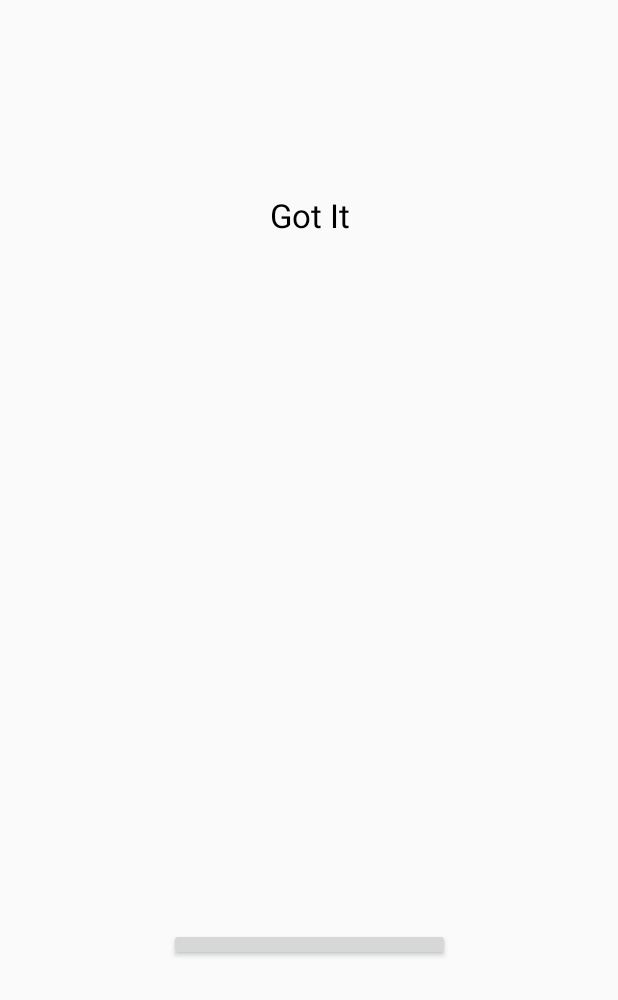
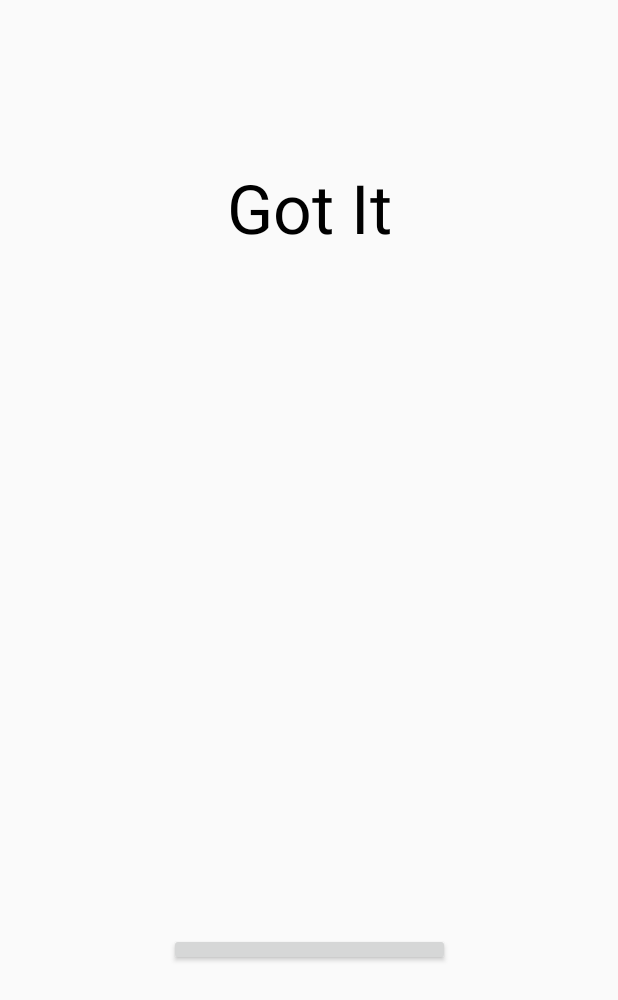
Before and after one commit to A01377515/gotIt, an Android app: the screen it shows after launch (MainActivity), on a phone screen of 412 x 824 dp. Shown: the top 1000 px of the screen. Run offline under Robolectric (Android 15) with nearby library versions, the phone set to English and light mode, and no system bars; our stand-ins replace Firebase (no records; nobody signed in at launch, a user with empty details on screens opened directly); libraries missing offline, so code that uses them is left out: com.facebook, com.facebook.login; plain views replace LoginButton; 4 statements that could not run were skipped.

Commit message:
Muro title display

```diff
--- a/app/src/main/res/layout/activity_main.xml
+++ b/app/src/main/res/layout/activity_main.xml
@@ -11,13 +11,17 @@
         style="@style/MainTitle"
         android:layout_width="wrap_content"
         android:layout_height="wrap_content"
-        android:layout_marginBottom="8dp"
         android:layout_marginEnd="8dp"
         android:layout_marginLeft="8dp"
         android:layout_marginRight="8dp"
         android:layout_marginStart="8dp"
-        android:layout_marginTop="8dp"
+        android:layout_marginTop="108dp"
+        android:fontFamily="@font/roboto_mono_light"
         android:text="Got It"
+        android:textAppearance="@style/TextAppearance.AppCompat.Display2"
+        app:layout_constraintEnd_toEndOf="parent"
+        app:layout_constraintStart_toStartOf="parent"
+        app:layout_constraintTop_toTopOf="parent" />
         app:layout_constraintBottom_toBottomOf="parent"
         app:layout_constraintEnd_toEndOf="parent"
         app:layout_constraintHorizontal_bias="0.501"
```
Also changed, not shown: app/src/main/java/mx/itesm/wkt/gotita/PersonalFrag.java (+9 -9 lines), app/src/main/java/mx/itesm/wkt/gotita/WallFrag.java (+15 -13 lines), app/src/main/res/layout/fragment_wall.xml (+13 -3 lines).
